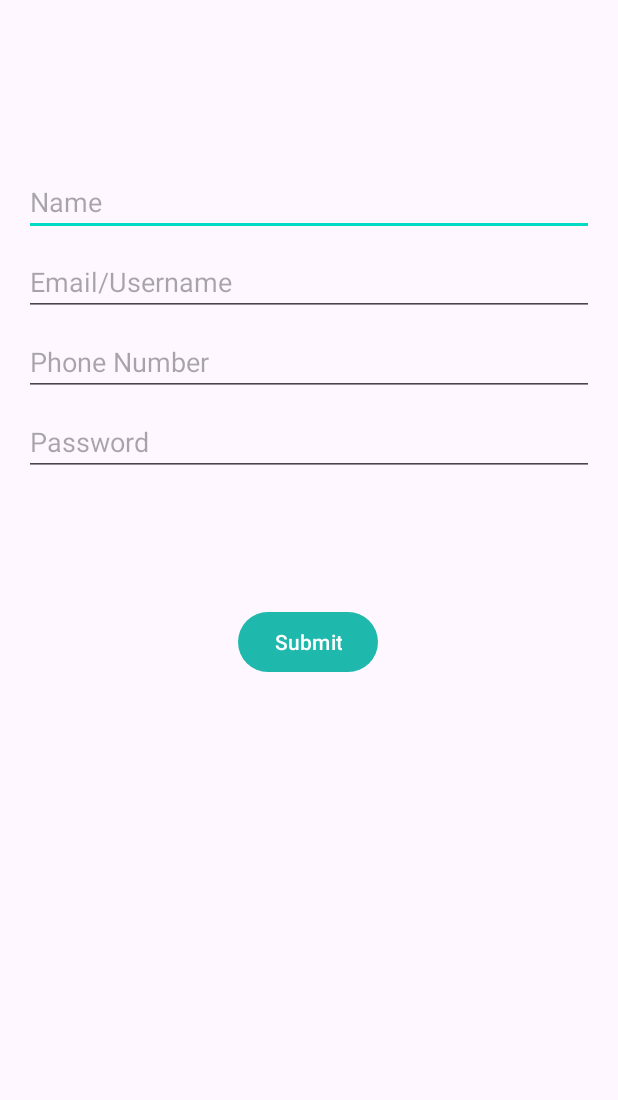
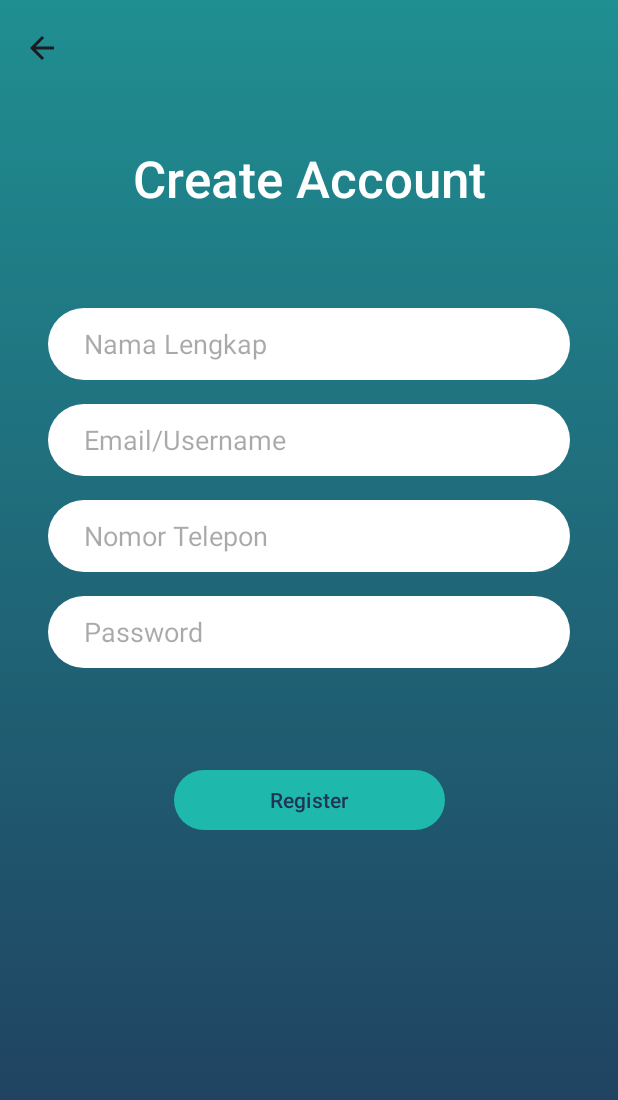
Before and after one commit to zeromonkey23/payup, an Android app: the RegisterActivity screen opened directly, with no data from a screen before it, on a phone screen of 412 x 824 dp. Shown: the top 1100 px of the screen. Run offline under Robolectric (Android 15) with nearby library versions, the phone set to English and light mode, and no system bars.

Commit message:
feat: layouting register page

```diff
--- a/app/src/main/java/com/unikom/payup/ui/register/RegisterActivity.kt
+++ b/app/src/main/java/com/unikom/payup/ui/register/RegisterActivity.kt
@@ -4,6 +4,7 @@ import android.content.Intent
 import android.os.Bundle
 import android.text.Editable
 import android.text.TextWatcher
+import android.view.MenuItem
 import android.widget.EditText
 import android.widget.Toast
 import androidx.appcompat.app.AppCompatActivity
@@ -22,11 +23,24 @@ class RegisterActivity : AppCompatActivity() {
         binding = ActivityRegisterBinding.inflate(layoutInflater)
         setContentView(binding.root)
 
+        setSupportActionBar(binding.toolbar3)
+        supportActionBar?.setDisplayHomeAsUpEnabled(true)
+        supportActionBar?.setDisplayShowTitleEnabled(false)
         val submit = binding.submit
 
         submit.setOnClickListener {
             submitForm()
         }
+    }
+
+    override fun onOptionsItemSelected(item: MenuItem): Boolean {
+        when (item.itemId) {
+            android.R.id.home -> {
+                finish()
+                return true
+            }
+        }
+        return super.onOptionsItemSelected(item)
     }
 
     private fun submitForm() {
--- /dev/null
+++ b/app/src/main/res/drawable/gradient_bg.xml
@@ -0,0 +1,12 @@
+<?xml version="1.0" encoding="utf-8"?>
+<selector xmlns:android="http://schemas.android.com/apk/res/android">
+    <item>
+        <shape>
+            <gradient
+                    android:startColor="#203A5B"
+                    android:endColor="#1F8F92"
+                    android:type="linear"
+                    android:angle="90"/>
+        </shape>
+    </item>
+</selector>
--- a/app/src/main/res/layout/activity_login.xml
+++ b/app/src/main/res/layout/activity_login.xml
@@ -9,7 +9,8 @@
         android:paddingLeft="0dp"
         android:paddingRight="0dp"
         android:paddingTop="0dp"
-        tools:context=".ui.login.LoginActivity">
+        tools:context=".ui.login.LoginActivity"
+        android:foregroundTint="#FFFFFF">
 
     <ImageView
             android:layout_width="0dp"
@@ -43,7 +44,7 @@
             android:layout_height="wrap_content"
             android:id="@+id/textView"
             app:layout_constraintTop_toBottomOf="@+id/imageView2"
-            android:layout_marginTop="128dp"
+            android:layout_marginTop="156dp"
             app:layout_constraintStart_toStartOf="parent"
             app:layout_constraintBottom_toTopOf="@+id/textView3"
             android:textSize="34sp"
@@ -103,7 +104,11 @@
             app:layout_constraintEnd_toEndOf="parent"
             app:layout_constraintStart_toStartOf="parent"
             android:layout_marginTop="24dp"
-            android:paddingHorizontal="64dp" />
+            android:paddingHorizontal="64dp"
+            app:layout_constraintHorizontal_bias="0.497"
+            android:textColor="@color/dark_blue"
+            android:textSize="16sp"
+            android:textAlignment="center" />
 
     <Button
             android:id="@+id/register"
@@ -111,11 +116,12 @@
             android:layout_width="wrap_content"
             android:layout_height="wrap_content"
             android:text="@string/action_register"
-            android:textColor="#2196F3"
+            android:textColor="@color/link"
             app:layout_constraintTop_toBottomOf="@+id/login"
             app:layout_constraintEnd_toEndOf="parent"
             app:layout_constraintStart_toStartOf="parent"
-            android:background="#00000000" />
+            android:background="#00000000"
+            android:textSize="16sp" />
 
     <ProgressBar
             android:id="@+id/loading"
@@ -140,7 +146,8 @@
             app:layout_constraintTop_toBottomOf="@+id/textView"
             app:layout_constraintEnd_toEndOf="parent"
             app:layout_constraintStart_toStartOf="parent"
-            android:layout_marginStart="64dp" />
+            android:layout_marginStart="64dp"
+            android:textSize="16sp" />
 
     <CheckBox
             android:text="Remember Me"
@@ -156,6 +163,7 @@
             android:textColor="@color/white"
             android:checked="false"
             style="@style/Widget.AppCompat.CompoundButton.CheckBox"
-            android:buttonTint="@color/ic_launcher_background" />
+            android:buttonTint="@color/ic_launcher_background"
+            android:textSize="14sp" />
 
 </androidx.constraintlayout.widget.ConstraintLayout>
--- a/app/src/main/res/layout/activity_register.xml
+++ b/app/src/main/res/layout/activity_register.xml
@@ -1,6 +1,5 @@
 <?xml version="1.0" encoding="utf-8"?>
-<androidx.constraintlayout.widget.ConstraintLayout
-        xmlns:android="http://schemas.android.com/apk/res/android"
+<androidx.constraintlayout.widget.ConstraintLayout xmlns:android="http://schemas.android.com/apk/res/android"
         xmlns:app="http://schemas.android.com/apk/res-auto"
         xmlns:tools="http://schemas.android.com/tools"
         android:id="@+id/container"
@@ -10,76 +9,107 @@
         android:paddingLeft="@dimen/activity_horizontal_margin"
         android:paddingRight="@dimen/activity_horizontal_margin"
         android:paddingTop="@dimen/activity_vertical_margin"
-        tools:context=".ui.register.RegisterActivity">
+        android:fitsSystemWindows="true"
+        tools:context=".ui.register.RegisterActivity"
+        android:background="@drawable/gradient_bg"
+        tools:actionBarNavMode="standard">
+
+    <TextView
+            android:text="Create Account"
+            android:layout_width="wrap_content"
+            android:layout_height="wrap_content"
+            android:id="@+id/textView4"
+            app:layout_constraintEnd_toEndOf="parent"
+            app:layout_constraintStart_toStartOf="parent"
+            android:textSize="34sp"
+            android:textColor="@color/white"
+            app:layout_constraintTop_toBottomOf="@+id/toolbar3"
+            android:fontFamily="sans-serif-medium"
+            android:layout_marginTop="32dp" />
 
     <EditText
             android:id="@+id/name"
             android:layout_width="0dp"
-            android:layout_height="wrap_content"
-            android:layout_marginTop="96dp"
+            android:layout_height="48dp"
             android:autofillHints="@string/prompt_name"
             android:hint="@string/prompt_name"
             android:inputType="text"
             android:selectAllOnFocus="true"
+            app:layout_constraintTop_toBottomOf="@+id/textView4"
+            app:layout_constraintStart_toStartOf="parent"
             app:layout_constraintEnd_toEndOf="parent"
-            app:layout_constraintStart_toStartOf="parent"
-            app:layout_constraintTop_toTopOf="parent"/>
+            android:layout_marginTop="64dp"
+            android:layout_marginStart="32dp"
+            android:layout_marginEnd="32dp"
+            android:background="@drawable/rounded_edittext"
+            android:paddingHorizontal="24dp" />
 
     <EditText
             android:id="@+id/username"
             android:layout_width="0dp"
-            android:layout_height="wrap_content"
-            android:layout_marginTop="8dp"
+            android:layout_height="48dp"
             android:autofillHints="@string/prompt_email"
             android:hint="@string/prompt_email"
             android:inputType="textEmailAddress"
             android:selectAllOnFocus="true"
+            app:layout_constraintTop_toBottomOf="@+id/name"
+            app:layout_constraintStart_toStartOf="parent"
             app:layout_constraintEnd_toEndOf="parent"
-            app:layout_constraintStart_toStartOf="parent"
-            app:layout_constraintTop_toBottomOf="@+id/name"/>
+            android:layout_marginTop="16dp"
+            android:layout_marginStart="32dp"
+            android:layout_marginEnd="32dp"
+            android:background="@drawable/rounded_edittext"
+            android:paddingHorizontal="24dp" />
 
     <EditText
             android:id="@+id/phone"
             android:layout_width="0dp"
-            android:layout_marginTop="8dp"
-            android:layout_height="wrap_content"
+            android:layout_height="48dp"
             android:autofillHints="@string/prompt_phone"
             android:hint="@string/prompt_phone"
             android:inputType="phone"
             android:selectAllOnFocus="true"
+            app:layout_constraintStart_toStartOf="parent"
             app:layout_constraintEnd_toEndOf="parent"
-            app:layout_constraintStart_toStartOf="parent"
-            app:layout_constraintTop_toBottomOf="@+id/username"/>
+            android:background="@drawable/rounded_edittext"
+            android:paddingHorizontal="24dp"
+            app:layout_constraintTop_toBottomOf="@+id/username"
+            android:layout_marginTop="16dp"
+            android:layout_marginStart="32dp"
+            android:layout_marginEnd="32dp" />
 
     <EditText
             android:id="@+id/password"
             android:layout_width="0dp"
-            android:layout_height="wrap_content"
-            android:layout_marginTop="8dp"
+            android:layout_height="48dp"
             android:autofillHints="@string/prompt_password"
             android:hint="@string/prompt_password"
             android:imeActionLabel="@string/action_sign_in_short"
             android:imeOptions="actionDone"
             android:inputType="textPassword"
             android:selectAllOnFocus="true"
+            app:layout_constraintStart_toStartOf="parent"
             app:layout_constraintEnd_toEndOf="parent"
-            app:layout_constraintStart_toStartOf="parent"
-            app:layout_constraintTop_toBottomOf="@+id/phone"/>
+            android:background="@drawable/rounded_edittext"
+            android:paddingHorizontal="24dp"
+            app:layout_constraintTop_toBottomOf="@+id/phone"
+            android:layout_marginTop="16dp"
+            android:layout_marginStart="32dp"
+            android:layout_marginEnd="32dp" />
 
     <Button
             android:id="@+id/submit"
             android:enabled="true"
             android:layout_width="wrap_content"
             android:layout_height="wrap_content"
-            android:layout_marginTop="6dp"
-            android:layout_marginBottom="6dp"
             android:text="@string/action_submit"
-            app:layout_constraintBottom_toBottomOf="parent"
+            app:layout_constraintTop_toBottomOf="@+id/password"
             app:layout_constraintEnd_toEndOf="parent"
             app:layout_constraintStart_toStartOf="parent"
-            app:layout_constraintTop_toBottomOf="@+id/password"
-            app:layout_constraintVertical_bias="0.188"
-            app:layout_constraintHorizontal_bias="0.498"/>
+            android:layout_marginTop="64dp"
+            android:textColor="@color/dark_blue"
+            android:paddingHorizontal="64dp" />
+
     <ProgressBar
             android:id="@+id/loading"
             android:visibility="gone"
@@ -92,6 +122,17 @@
             app:layout_constraintEnd_toEndOf="@+id/password"
             app:layout_constraintStart_toStartOf="@+id/password"
             app:layout_constraintTop_toTopOf="parent"
-            app:layout_constraintVertical_bias="0.3"/>
+            app:layout_constraintVertical_bias="0.3" />
+
+    <androidx.appcompat.widget.Toolbar
+            android:layout_width="0dp"
+            android:layout_height="wrap_content"
+            android:theme="?attr/actionBarTheme"
+            android:minHeight="?attr/actionBarSize"
+            android:id="@+id/toolbar3"
+            app:layout_constraintStart_toStartOf="parent"
+            app:layout_constraintEnd_toEndOf="parent"
+            app:layout_constraintTop_toTopOf="parent"
+            app:layout_constraintHorizontal_bias="0.0" />
 
 </androidx.constraintlayout.widget.ConstraintLayout>
--- a/app/src/main/res/values-night/themes.xml
+++ b/app/src/main/res/values-night/themes.xml
@@ -10,7 +10,9 @@
         <item name="colorSecondaryVariant">@color/teal_700</item>
         <item name="colorOnSecondary">@color/black</item>
         <!-- Status bar color. -->
-        <item name="android:statusBarColor">@color/white</item>
+        <item name="android:statusBarColor">@android:color/transparent</item>
+        <item name="android:windowTranslucentNavigation">true</item>
+        <item name="android:windowTranslucentStatus">true</item>
         <!-- Customize your theme here. -->
     </style>
 </resources>
--- a/app/src/main/res/values/colors.xml
+++ b/app/src/main/res/values/colors.xml
@@ -7,4 +7,7 @@
     <color name="teal_700">#FF018786</color>
     <color name="black">#FF000000</color>
     <color name="white">#FFFFFFFF</color>
+    <color name="dark_blue">#213356</color>
+    <color name="link">#2899EF</color>
+    <color name="transparent">#00FFFFFF</color>
 </resources>
--- a/app/src/main/res/values/strings.xml
+++ b/app/src/main/res/values/strings.xml
@@ -1,14 +1,14 @@
 <resources>
     <string name="app_name">PayUp</string>
     <!-- Strings related to login -->
-    <string name="prompt_name">Name</string>
-    <string name="prompt_phone">Phone Number</string>
+    <string name="prompt_name">Nama Lengkap</string>
+    <string name="prompt_phone">Nomor Telepon</string>
     <string name="prompt_email">Email/Username</string>
     <string name="prompt_password">Password</string>
     <string name="action_sign_in">Sign in or register</string>
     <string name="action_sign_in_short">Login</string>
     <string name="action_register">Sign Up</string>
-    <string name="action_submit">Submit</string>
+    <string name="action_submit">Register</string>
     <string name="welcome">"Welcome, "</string>
     <string name="invalid_username">Not a valid username</string>
     <string name="invalid_password">Password must be >5 characters</string>
--- a/app/src/main/res/values/themes.xml
+++ b/app/src/main/res/values/themes.xml
@@ -10,7 +10,9 @@
         <item name="colorSecondaryVariant">@color/teal_700</item>
         <item name="colorOnSecondary">@color/white</item>
         <!-- Status bar color. -->
-        <item name="android:statusBarColor">@color/white</item>
+        <item name="android:statusBarColor">@android:color/transparent</item>
+        <item name="android:windowTranslucentNavigation">true</item>
+        <item name="android:windowTranslucentStatus">true</item>
         <!-- Customize your theme here. -->
     </style>
 </resources>
```
Also changed, not shown: app/src/main/res/drawable/back_btn.png (added).
